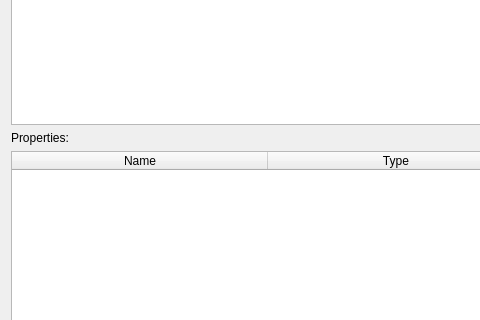
eagee/DebugInterfacingFunAndProfit, file DebugInterfacingFunAndProfit/DebugInterfacingFunAndProfit.ui: the form before one commit; both pictures show x 0 to 480 and y 180 to 500 of the 791 by 593 pixel window.
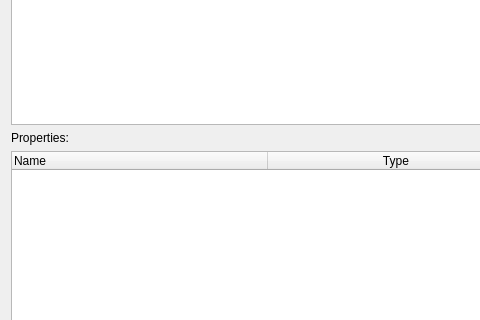
The form after the commit.

Commit message: Added support for different delimiters in order to view style sheet information successfully.

The edit to the form file:
```diff
--- a/DebugInterfacingFunAndProfit/DebugInterfacingFunAndProfit.ui
+++ b/DebugInterfacingFunAndProfit/DebugInterfacingFunAndProfit.ui
@@ -82,6 +82,9 @@
        <property name="text">
         <string>Name</string>
        </property>
+       <property name="textAlignment">
+        <set>AlignLeft|AlignTop</set>
+       </property>
       </column>
       <column>
        <property name="text">
```
Left out of the diff: 6 changed lines with no effect on the pictures. The commit also changes 2 other files.
